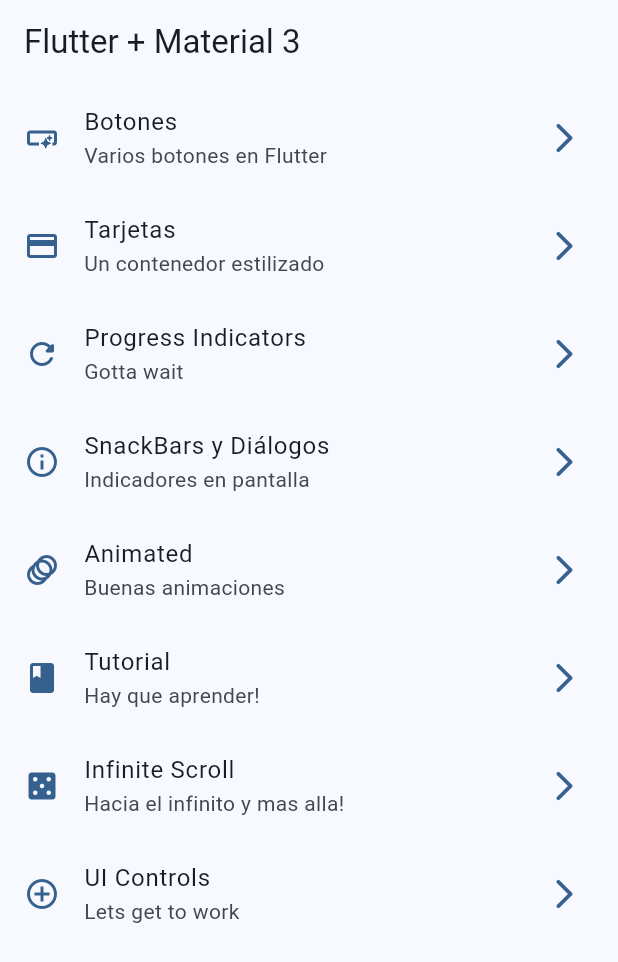
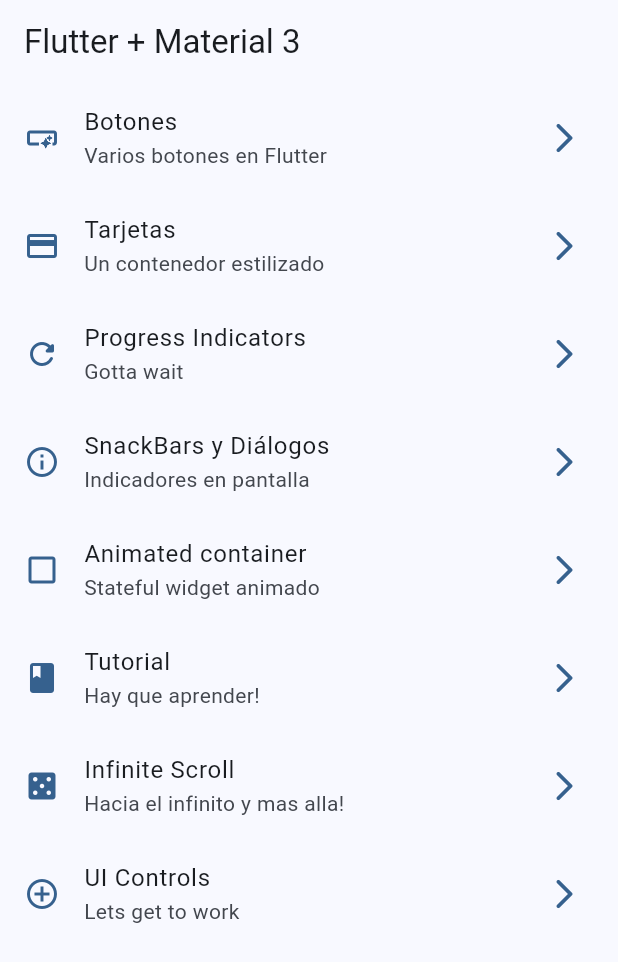
Before and after one commit to luciodillon/widgets_app, a Flutter app: the screen it shows after launch, on a phone screen of 412 x 824 dp. Shown: the top 962 px of the screen. Run offline on Flutter 3.47's test engine with Material 3 defaults, Android fonts, the phone set to English and light mode, and no system bars; our stand-ins replace go_router.

Commit message:
animated container

```diff
--- a/lib/config/menu/menu_items.dart
+++ b/lib/config/menu/menu_items.dart
@@ -43,10 +43,10 @@ const appMenuItems = <MenuItem>[
   ),
 
   MenuItem(
-   title: 'Animated',
-   subTitle: 'Buenas animaciones',
+   title: 'Animated container',
+   subTitle: 'Stateful widget animado',
    link: '/animated',
-   icon: Icons.animation_outlined,
+   icon: Icons.check_box_outline_blank,
   ),
 
   MenuItem(
```
Also changed, not shown: lib/presentation/screens/animated/animated_screen.dart (+57 -2 lines), lib/presentation/screens/snackbar/snackbar_screen.dart (+14 -27 lines).
